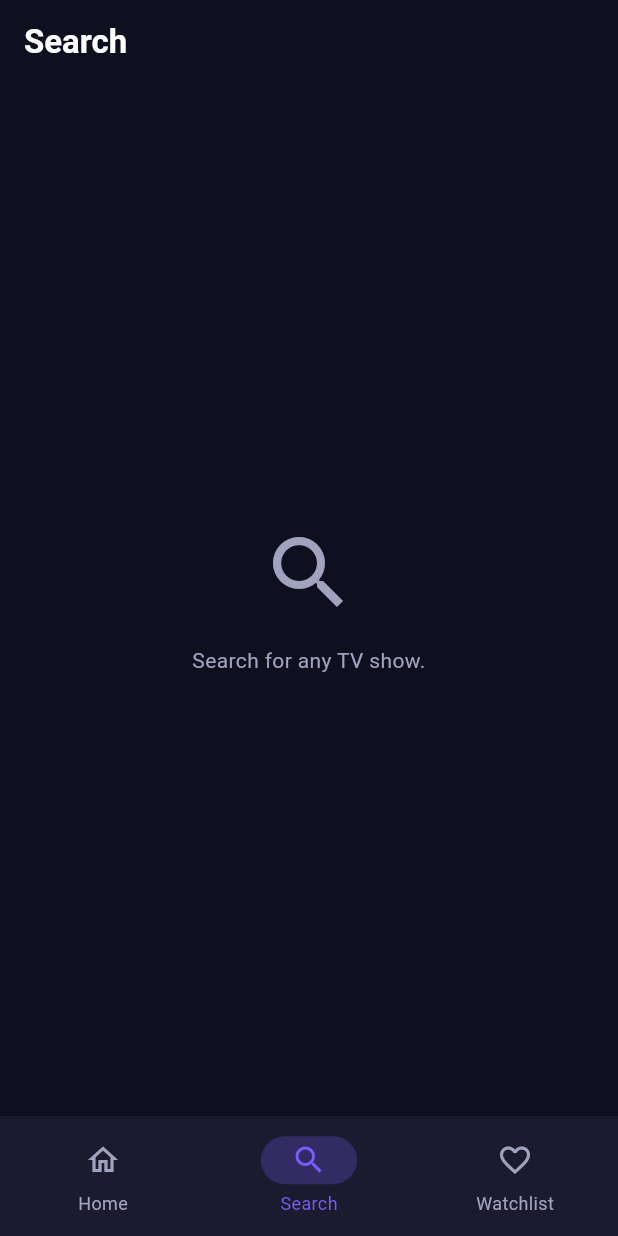
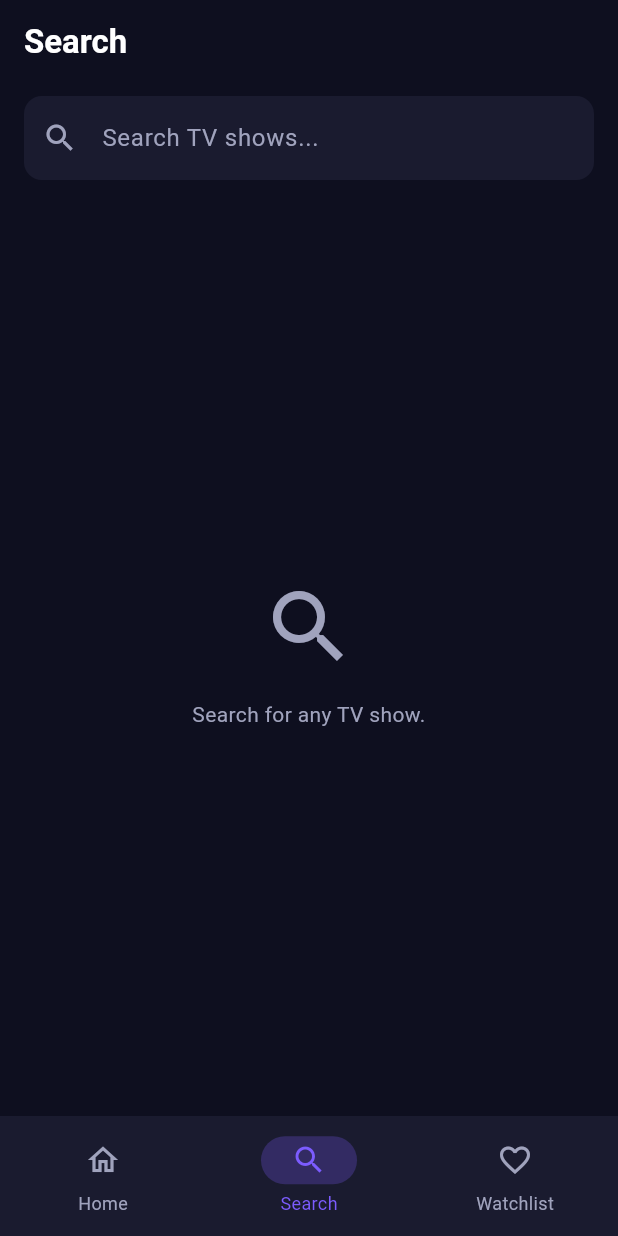
Before and after one commit to Furqanhalari/smd-TVmaze-assignment-23K-0556, a Flutter app: the screen it shows after launch, item 2 of the bottom bar chosen, on a phone screen of 412 x 824 dp. Run offline on Flutter 3.47's test engine with Material 3 defaults, Android fonts, the phone set to English and light mode, and no system bars; our stand-ins replace cached_network_image, equatable, flutter_bloc, rxdart; network calls fail.

Commit message:
Search with debounce

```diff
--- /dev/null
+++ b/lib/features/search/bloc/search_bloc.dart
@@ -0,0 +1,61 @@
+import 'package:equatable/equatable.dart';
+import 'package:flutter_bloc/flutter_bloc.dart';
+import 'package:rxdart/rxdart.dart';
+
+import '../../../core/errors/exceptions.dart';
+import '../../../data/models/show.dart';
+import '../../../data/repositories/show_repository.dart';
+
+part 'search_event.dart';
+part 'search_state.dart';
+
+const _debounceDuration = Duration(milliseconds: 500);
+
+/// Waits until the user stops typing for 500 ms, then handles only the
+/// latest query. switchMap cancels a search that is still running when a
+/// newer query arrives, so old results can never replace new ones.
+EventTransformer<E> debounceSwitch<E>(Duration duration) {
+  return (events, mapper) => events.debounceTime(duration).switchMap(mapper);
+}
+
+class SearchBloc extends Bloc<SearchEvent, SearchState> {
+  final ShowRepository _repository;
+
+  SearchBloc(this._repository) : super(const SearchState()) {
+    on<SearchQueryChanged>(
+      _onQueryChanged,
+      transformer: debounceSwitch(_debounceDuration),
+    );
+  }
+
+  Future<void> _onQueryChanged(
+      SearchQueryChanged event, Emitter<SearchState> emit) async {
+    final query = event.query.trim();
+
+    // An empty search box goes back to the start screen.
+    if (query.isEmpty) {
+      emit(const SearchState());
+      return;
+    }
+
+    emit(SearchState(status: SearchStatus.loading, query: query));
+    try {
+      final results = await _repository.searchShows(query);
+      emit(SearchState(
+        status: results.isEmpty ? SearchStatus.empty : SearchStatus.success,
+        query: query,
+        results: results,
+      ));
+    } catch (e) {
+      emit(SearchState(
+        status: SearchStatus.failure,
+        query: query,
+        errorMessage: _message(e),
+      ));
+    }
+  }
+
+  static String _message(Object error) => error is ApiException
+      ? error.message
+      : 'Something went wrong. Please try again.';
+}
--- /dev/null
+++ b/lib/features/search/bloc/search_event.dart
@@ -0,0 +1,18 @@
+part of 'search_bloc.dart';
+
+sealed class SearchEvent extends Equatable {
+  const SearchEvent();
+
+  @override
+  List<Object?> get props => [];
+}
+
+/// Sent on every change in the search box (also by Clear and Retry).
+final class SearchQueryChanged extends SearchEvent {
+  final String query;
+
+  const SearchQueryChanged(this.query);
+
+  @override
+  List<Object?> get props => [query];
+}
--- /dev/null
+++ b/lib/features/search/bloc/search_state.dart
@@ -0,0 +1,20 @@
+part of 'search_bloc.dart';
+
+enum SearchStatus { initial, loading, success, empty, failure }
+
+class SearchState extends Equatable {
+  final SearchStatus status;
+  final String query; // the trimmed query these results belong to
+  final List<Show> results;
+  final String? errorMessage;
+
+  const SearchState({
+    this.status = SearchStatus.initial,
+    this.query = '',
+    this.results = const [],
+    this.errorMessage,
+  });
+
+  @override
+  List<Object?> get props => [status, query, results, errorMessage];
+}
--- a/lib/features/search/view/search_screen.dart
+++ b/lib/features/search/view/search_screen.dart
@@ -1,18 +1,101 @@
 import 'package:flutter/material.dart';
+import 'package:flutter_bloc/flutter_bloc.dart';
 
+import '../../../data/repositories/show_repository.dart';
 import '../../../shared/widgets/empty_view.dart';
+import '../../../shared/widgets/error_view.dart';
+import '../../../shared/widgets/loading_view.dart';
+import '../../../shared/widgets/show_list_tile.dart';
+import '../bloc/search_bloc.dart';
+import '../widgets/search_bar_field.dart';
 
-/// Search screen. Placeholder until search is added.
+/// Creates the SearchBloc for the Search tab.
 class SearchScreen extends StatelessWidget {
   const SearchScreen({super.key});
 
   @override
   Widget build(BuildContext context) {
+    return BlocProvider(
+      create: (context) => SearchBloc(context.read<ShowRepository>()),
+      child: const SearchView(),
+    );
+  }
+}
+
+class SearchView extends StatefulWidget {
+  const SearchView({super.key});
+
+  @override
+  State<SearchView> createState() => _SearchViewState();
+}
+
+class _SearchViewState extends State<SearchView> {
+  final _controller = TextEditingController();
+
+  @override
+  void dispose() {
+    _controller.dispose();
+    super.dispose();
+  }
+
+  void _onChanged(String text) {
+    context.read<SearchBloc>().add(SearchQueryChanged(text));
+  }
+
+  void _onClear() {
+    _controller.clear();
+    _onChanged('');
+  }
+
+  @override
+  Widget build(BuildContext context) {
     return Scaffold(
       appBar: AppBar(title: const Text('Search')),
-      body: const EmptyView(
-        icon: Icons.search,
-        message: 'Search for any TV show.',
+      body: Column(
+        children: [
+          Padding(
+            padding: const EdgeInsets.fromLTRB(16, 8, 16, 8),
+            child: SearchBarField(
+              controller: _controller,
+              onChanged: _onChanged,
+              onClear: _onClear,
+            ),
+          ),
+          Expanded(
+            child: BlocBuilder<SearchBloc, SearchState>(
+              builder: (context, state) {
+                switch (state.status) {
+                  case SearchStatus.initial:
+                    return const EmptyView(
+                      icon: Icons.search,
+                      message: 'Search for any TV show.',
+                    );
+                  case SearchStatus.loading:
+                    return const LoadingView();
+                  case SearchStatus.empty:
+                    return EmptyView(
+                      icon: Icons.search_off,
+                      message: "No shows found for '${state.query}'",
+                    );
+                  case SearchStatus.failure:
+                    return ErrorView(
+                      message: state.errorMessage ?? 'Something went wrong.',
+                      onRetry: () => _onChanged(_controller.text),
+                    );
+                  case SearchStatus.success:
+                    return ListView.builder(
+                      // Scrolling the results hides the keyboard.
+                      keyboardDismissBehavior:
+                          ScrollViewKeyboardDismissBehavior.onDrag,
+                      itemCount: state.results.length,
+                      itemBuilder: (context, index) =>
+                          ShowListTile(show: state.results[index]),
+                    );
+                }
+              },
+            ),
+          ),
+        ],
       ),
     );
   }
--- /dev/null
+++ b/lib/features/search/widgets/search_bar_field.dart
@@ -0,0 +1,41 @@
+import 'package:flutter/material.dart';
+
+import '../../../core/theme/app_theme.dart';
+
+/// Search text field with a clear (X) button that appears once there is text.
+class SearchBarField extends StatelessWidget {
+  final TextEditingController controller;
+  final ValueChanged<String> onChanged;
+  final VoidCallback onClear;
+
+  const SearchBarField({
+    super.key,
+    required this.controller,
+    required this.onChanged,
+    required this.onClear,
+  });
+
+  @override
+  Widget build(BuildContext context) {
+    return TextField(
+      controller: controller,
+      onChanged: onChanged,
+      textInputAction: TextInputAction.search,
+      decoration: InputDecoration(
+        hintText: 'Search TV shows...',
+        prefixIcon: const Icon(Icons.search, color: AppTheme.textSecondary),
+        // Rebuilds only the suffix icon whenever the text changes.
+        suffixIcon: ValueListenableBuilder<TextEditingValue>(
+          valueListenable: controller,
+          builder: (context, value, _) => value.text.isEmpty
+              ? const SizedBox.shrink()
+              : IconButton(
+                  icon: const Icon(Icons.clear),
+                  tooltip: 'Clear',
+                  onPressed: onClear,
+                ),
+        ),
+      ),
+    );
+  }
+}
```
Also changed, not shown: lib/shared/widgets/show_list_tile.dart (added, +78 -0 lines).
